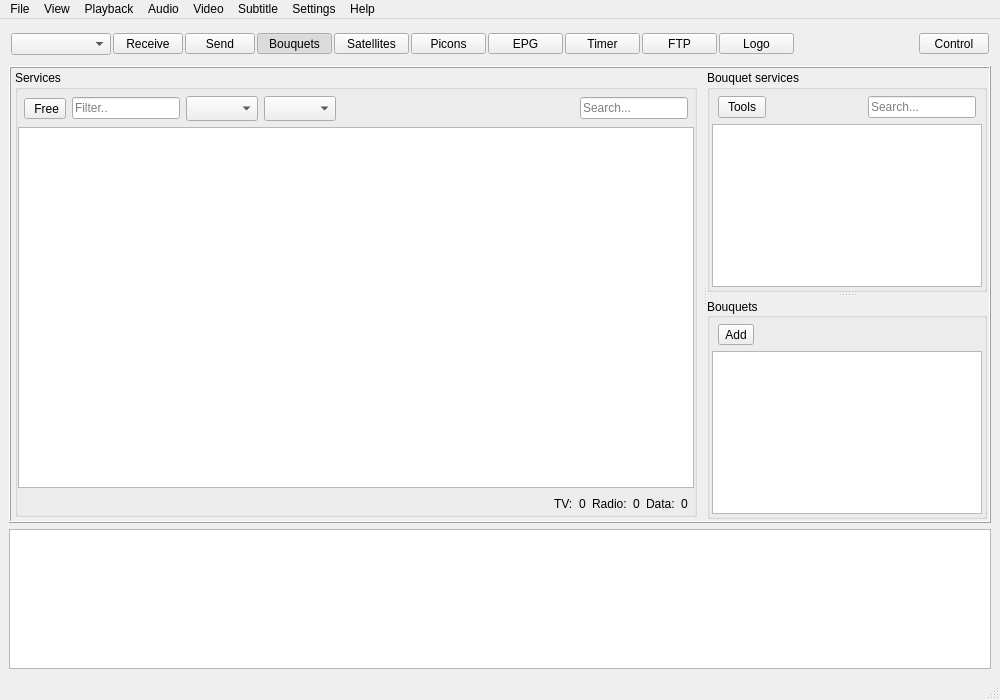
First picture: the form in app/ui/res/main.ui, repository DYefremov/E2Toolkit, before the edit.
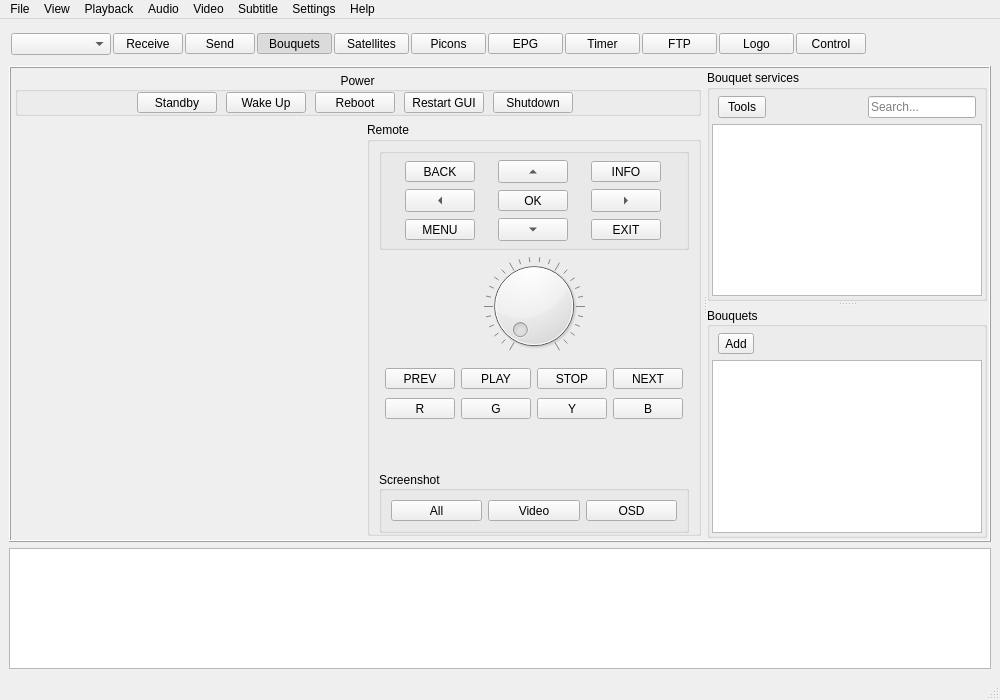
Second picture: the form after the edit. The open tabs and pages were chosen to show the change. Icons and pictures are not drawn.

Commit message: added control page

```diff
--- a/app/ui/res/main.ui
+++ b/app/ui/res/main.ui
@@ -324,32 +324,6 @@
           </property>
          </widget>
         </item>
-        <item>
-         <spacer name="tool_bar_extra_spacer">
-          <property name="orientation">
-           <enum>Qt::Horizontal</enum>
-          </property>
-          <property name="sizeHint" stdset="0">
-           <size>
-            <width>40</width>
-            <height>20</height>
-           </size>
-          </property>
-         </spacer>
-        </item>
-        <item>
-         <spacer name="tool_bar_spacer_right">
-          <property name="orientation">
-           <enum>Qt::Horizontal</enum>
-          </property>
-          <property name="sizeHint" stdset="0">
-           <size>
-            <width>170</width>
-            <height>20</height>
-           </size>
-          </property>
-         </spacer>
-        </item>
         <item>
          <widget class="QToolButton" name="control_tool_button">
           <property name="minimumSize">
@@ -364,8 +338,37 @@
           <property name="checkable">
            <bool>true</bool>
           </property>
+          <property name="autoExclusive">
+           <bool>true</bool>
+          </property>
          </widget>
         </item>
+        <item>
+         <spacer name="tool_bar_extra_spacer">
+          <property name="orientation">
+           <enum>Qt::Horizontal</enum>
+          </property>
+          <property name="sizeHint" stdset="0">
+           <size>
+            <width>40</width>
+            <height>20</height>
+           </size>
+          </property>
+         </spacer>
+        </item>
+        <item>
+         <spacer name="tool_bar_spacer_right">
+          <property name="orientation">
+           <enum>Qt::Horizontal</enum>
+          </property>
+          <property name="sizeHint" stdset="0">
+           <size>
+            <width>170</width>
+            <height>20</height>
+           </size>
+          </property>
+         </spacer>
+        </item>
        </layout>
       </item>
      </layout>
@@ -404,7 +407,7 @@
            </sizepolicy>
           </property>
           <property name="currentIndex">
-           <number>0</number>
+           <number>8</number>
           </property>
           <widget class="QWidget" name="bouquet_page">
            <layout class="QGridLayout" name="bouquets_page_layout">
@@ -1004,7 +1007,7 @@
                <item row="0" column="0">
                 <widget class="QStackedWidget" name="picons_stacked_widget">
                  <property name="currentIndex">
-                  <number>0</number>
+                  <number>1</number>
                  </property>
                  <widget class="QWidget" name="picon_explorer_page">
                   <layout class="QGridLayout" name="picon_explorer_layout">
@@ -1412,18 +1415,24 @@
                </property>
                <item>
                 <widget class="QGroupBox" name="timer_edit_box">
+                 <property name="sizePolicy">
+                  <sizepolicy hsizetype="Fixed" vsizetype="Preferred">
+                   <horstretch>0</horstretch>
+                   <verstretch>0</verstretch>
+                  </sizepolicy>
+                 </property>
                  <layout class="QFormLayout" name="timer_edit_gruop_box">
                   <property name="leftMargin">
                    <number>9</number>
                   </property>
                   <property name="topMargin">
-                   <number>0</number>
+                   <number>9</number>
                   </property>
                   <property name="rightMargin">
                    <number>9</number>
                   </property>
                   <property name="bottomMargin">
-                   <number>0</number>
+                   <number>9</number>
                   </property>
                   <item row="0" column="1">
                    <widget class="QWidget" name="timer_enable_widget" native="true">
@@ -1435,7 +1444,7 @@
                       <number>0</number>
                      </property>
                      <property name="rightMargin">
-                      <number>20</number>
+                      <number>0</number>
                      </property>
                      <property name="bottomMargin">
                       <number>0</number>
@@ -1964,6 +1973,616 @@
            </layout>
           </widget>
           <widget class="QWidget" name="logo_page"/>
+          <widget class="QWidget" name="control_page">
+           <layout class="QGridLayout" name="control_page_layout">
+            <property name="leftMargin">
+             <number>2</number>
+            </property>
+            <property name="topMargin">
+             <number>2</number>
+            </property>
+            <property name="rightMargin">
+             <number>2</number>
+            </property>
+            <property name="bottomMargin">
+             <number>2</number>
+            </property>
+            <item row="0" column="0">
+             <layout class="QVBoxLayout" name="control_main_layout">
+              <item>
+               <widget class="QGroupBox" name="power_control_box">
+                <property name="sizePolicy">
+                 <sizepolicy hsizetype="Expanding" vsizetype="Preferred">
+                  <horstretch>0</horstretch>
+                  <verstretch>0</verstretch>
+                 </sizepolicy>
+                </property>
+                <property name="layoutDirection">
+                 <enum>Qt::LeftToRight</enum>
+                </property>
+                <property name="inputMethodHints">
+                 <set>Qt::ImhPreferLowercase</set>
+                </property>
+                <property name="title">
+                 <string>Power</string>
+                </property>
+                <property name="alignment">
+                 <set>Qt::AlignCenter</set>
+                </property>
+                <layout class="QHBoxLayout" name="power_box_layout">
+                 <property name="spacing">
+                  <number>9</number>
+                 </property>
+                 <property name="leftMargin">
+                  <number>9</number>
+                 </property>
+                 <property name="topMargin">
+                  <number>0</number>
+                 </property>
+                 <property name="rightMargin">
+                  <number>16</number>
+                 </property>
+                 <property name="bottomMargin">
+                  <number>0</number>
+                 </property>
+                 <item>
+                  <spacer name="power_control_left_spacer">
+                   <property name="orientation">
+                    <enum>Qt::Horizontal</enum>
+                   </property>
+                   <property name="sizeHint" stdset="0">
+                    <size>
+                     <width>40</width>
+                     <height>20</height>
+                    </size>
+                   </property>
+                  </spacer>
+                 </item>
+                 <item>
+                  <widget class="QToolButton" name="power_standby_button">
+                   <property name="minimumSize">
+                    <size>
+                     <width>80</width>
+                     <height>0</height>
+                    </size>
+                   </property>
+                   <property name="text">
+                    <string>Standby</string>
+                   </property>
+                  </widget>
+                 </item>
+                 <item>
+                  <widget class="QToolButton" name="power_wake_up_button">
+                   <property name="minimumSize">
+                    <size>
+                     <width>80</width>
+                     <height>0</height>
+                    </size>
+                   </property>
+                   <property name="text">
+                    <string>Wake Up</string>
+                   </property>
+                  </widget>
+                 </item>
+                 <item>
+                  <widget class="QToolButton" name="power_reboot_button">
+                   <property name="minimumSize">
+                    <size>
+                     <width>80</width>
+                     <height>0</height>
+                    </size>
+                   </property>
+                   <property name="text">
+                    <string>Reboot</string>
+                   </property>
+                  </widget>
+                 </item>
+                 <item>
+                  <widget class="QToolButton" name="power_restart_gui_button">
+                   <property name="minimumSize">
+                    <size>
+                     <width>80</width>
+                     <height>0</height>
+                    </size>
+                   </property>
+                   <property name="text">
+                    <string>Restart GUI</string>
+                   </property>
+                  </widget>
+                 </item>
+                 <item>
+                  <widget class="QToolButton" name="power_shutdown_button">
+                   <property name="minimumSize">
+                    <size>
+                     <width>80</width>
+                     <height>0</height>
+                    </size>
+                   </property>
+                   <property name="text">
+                    <string>Shutdown</string>
+                   </property>
+                  </widget>
+                 </item>
+                 <item>
+                  <spacer name="power_control_right_spacer">
+                   <property name="orientation">
+                    <enum>Qt::Horizontal</enum>
+                   </property>
+                   <property name="sizeHint" stdset="0">
+                    <size>
+                     <width>40</width>
+                     <height>20</height>
+                    </size>
+                   </property>
+                  </spacer>
+                 </item>
+                </layout>
+               </widget>
+              </item>
+              <item>
+               <layout class="QHBoxLayout" name="control_horizontal_layout">
+                <item>
+                 <widget class="QStackedWidget" name="control_stacked_widget">
+                  <widget class="QWidget" name="control_info_page"/>
+                  <widget class="QWidget" name="control_screenshot_page"/>
+                 </widget>
+                </item>
+                <item>
+                 <widget class="QGroupBox" name="remote_controller_box">
+                  <property name="sizePolicy">
+                   <sizepolicy hsizetype="Fixed" vsizetype="Preferred">
+                    <horstretch>0</horstretch>
+                    <verstretch>0</verstretch>
+                   </sizepolicy>
+                  </property>
+                  <property name="title">
+                   <string>Remote</string>
+                  </property>
+                  <layout class="QVBoxLayout" name="remote_controller_layout">
+                   <property name="leftMargin">
+                    <number>9</number>
+                   </property>
+                   <property name="topMargin">
+                    <number>6</number>
+                   </property>
+                   <property name="rightMargin">
+                    <number>9</number>
+                   </property>
+                   <property name="bottomMargin">
+                    <number>0</number>
+                   </property>
+                   <item>
+                    <widget class="QGroupBox" name="center_control_buttons_box">
+                     <layout class="QGridLayout" name="center_control_buttons_layout">
+                      <property name="leftMargin">
+                       <number>6</number>
+                      </property>
+                      <property name="topMargin">
+                       <number>6</number>
+                      </property>
+                      <property name="rightMargin">
+                       <number>6</number>
+                      </property>
+                      <property name="bottomMargin">
+                       <number>6</number>
+                      </property>
+                      <item row="2" column="1">
+                       <widget class="QToolButton" name="control_down_button">
+                        <property name="sizePolicy">
+                         <sizepolicy hsizetype="Fixed" vsizetype="Fixed">
+                          <horstretch>0</horstretch>
+                          <verstretch>0</verstretch>
+                         </sizepolicy>
+                        </property>
+                        <property name="minimumSize">
+                         <size>
+                          <width>70</width>
+                          <height>0</height>
+                         </size>
+                        </property>
+                        <property name="text">
+                         <string>...</string>
+                        </property>
+                        <property name="arrowType">
+                         <enum>Qt::DownArrow</enum>
+                        </property>
+                       </widget>
+                      </item>
+                      <item row="1" column="0">
+                       <widget class="QToolButton" name="control_left_button">
+                        <property name="minimumSize">
+                         <size>
+                          <width>70</width>
+                          <height>0</height>
+                         </size>
+                        </property>
+                        <property name="text">
+                         <string/>
+                        </property>
+                        <property name="arrowType">
+                         <enum>Qt::LeftArrow</enum>
+                        </property>
+                       </widget>
+                      </item>
+                      <item row="2" column="0">
+                       <widget class="QToolButton" name="control_menu_button">
+                        <property name="minimumSize">
+                         <size>
+                          <width>70</width>
+                          <height>0</height>
+                         </size>
+                        </property>
+                        <property name="toolTip">
+                         <string notr="true"/>
+                        </property>
+                        <property name="text">
+                         <string notr="true">MENU</string>
+                        </property>
+                       </widget>
+                      </item>
+                      <item row="1" column="1">
+                       <widget class="QToolButton" name="control_ok_button">
+                        <property name="sizePolicy">
+                         <sizepolicy hsizetype="Fixed" vsizetype="Fixed">
+                          <horstretch>0</horstretch>
+                          <verstretch>0</verstretch>
+                         </sizepolicy>
+                        </property>
+                        <property name="minimumSize">
+                         <size>
+                          <width>70</width>
+                          <height>0</height>
+                         </size>
+                        </property>
+                        <property name="text">
+                         <string>OK</string>
+                        </property>
+                       </widget>
+                      </item>
+                      <item row="2" column="2">
+                       <widget class="QToolButton" name="control_exit_button">
+                        <property name="sizePolicy">
+                         <sizepolicy hsizetype="Fixed" vsizetype="Fixed">
+                          <horstretch>0</horstretch>
+                          <verstretch>0</verstretch>
+                         </sizepolicy>
+                        </property>
+                        <property name="minimumSize">
+                         <size>
+                          <width>70</width>
+                          <height>0</height>
+                         </size>
+                        </property>
+                        <property name="toolTip">
+                         <string notr="true"/>
+                        </property>
+                        <property name="text">
+                         <string notr="true">EXIT</string>
+                        </property>
+                       </widget>
+                      </item>
+                      <item row="0" column="0">
+                       <widget class="QToolButton" name="control_back_button">
+                        <property name="minimumSize">
+                         <size>
+                          <width>70</width>
+                          <height>0</height>
+                         </size>
+                        </property>
+                        <property name="toolTip">
+                         <string notr="true"/>
+                        </property>
+                        <property name="text">
+                         <string notr="true">BACK</string>
+                        </property>
+                       </widget>
+                      </item>
+                      <item row="0" column="2">
+                       <widget class="QToolButton" name="control_info_button">
+                        <property name="minimumSize">
+                         <size>
+                          <width>70</width>
+                          <height>0</height>
+                         </size>
+                        </property>
+                        <property name="toolTip">
+                         <string notr="true"/>
+                        </property>
+                        <property name="text">
+                         <string notr="true">INFO</string>
+                        </property>
+                       </widget>
+                      </item>
+                      <item row="1" column="2">
+                       <widget class="QToolButton" name="control_right_button">
+                        <property name="minimumSize">
+                         <size>
+                          <width>70</width>
+                          <height>0</height>
+                         </size>
+                        </property>
+                        <property name="text">
+                         <string/>
+                        </property>
+                        <property name="arrowType">
+                         <enum>Qt::RightArrow</enum>
+                        </property>
+                       </widget>
+                      </item>
+                      <item row="0" column="1">
+                       <widget class="QToolButton" name="control_up_button">
+                        <property name="sizePolicy">
+                         <sizepolicy hsizetype="Fixed" vsizetype="Fixed">
+                          <horstretch>0</horstretch>
+                          <verstretch>0</verstretch>
+                         </sizepolicy>
+                        </property>
+                        <property name="minimumSize">
+                         <size>
+                          <width>70</width>
+                          <height>0</height>
+                         </size>
+                        </property>
+                        <property name="text">
+                         <string>...</string>
+                        </property>
+                        <property name="arrowType">
+                         <enum>Qt::UpArrow</enum>
+                        </property>
+                       </widget>
+                      </item>
+                     </layout>
+                    </widget>
+                   </item>
+                   <item>
+                    <widget class="QDial" name="control_volume_dial">
+                     <property name="toolTip">
+                      <string>Volume</string>
+                     </property>
+                     <property name="tracking">
+                      <bool>true</bool>
+                     </property>
+                     <property name="invertedAppearance">
+                      <bool>false</bool>
+                     </property>
+                     <property name="invertedControls">
+                      <bool>false</bool>
+                     </property>
+                     <property name="notchesVisible">
+                      <bool>true</bool>
+                     </property>
+                    </widget>
+                   </item>
+                   <item>
+                    <layout class="QGridLayout" name="media_extra_control_layout">
+                     <property name="leftMargin">
+                      <number>6</number>
+                     </property>
+                     <property name="topMargin">
+                      <number>6</number>
+                     </property>
+                     <property name="rightMargin">
+                      <number>6</number>
+                     </property>
+                     <property name="bottomMargin">
+                      <number>6</number>
+                     </property>
+                     <property name="verticalSpacing">
+                      <number>9</number>
+                     </property>
+                     <item row="0" column="1">
+                      <widget class="QToolButton" name="media_play_button">
+                       <property name="minimumSize">
+                        <size>
+                         <width>70</width>
+                         <height>0</height>
+                        </size>
+                       </property>
+                       <property name="text">
+                        <string>PLAY</string>
+                       </property>
+                       <property name="icon">
+                        <iconset theme="media-playback-start">
+                         <normaloff>.</normaloff>.</iconset>
+                       </property>
+                      </widget>
+                     </item>
+                     <item row="0" column="2">
+                      <widget class="QToolButton" name="media_stop_button">
+                       <property name="minimumSize">
+                        <size>
+                         <width>70</width>
+                         <height>0</height>
+                        </size>
+                       </property>
+                       <property name="text">
+                        <string>STOP</string>
+                       </property>
+                       <property name="icon">
+                        <iconset theme="media-playback-stop">
+                         <normaloff>.</normaloff>.</iconset>
+                       </property>
+                      </widget>
+                     </item>
+                     <item row="0" column="0">
+                      <widget class="QToolButton" name="media_prev_button">
+                       <property name="minimumSize">
+                        <size>
+                         <width>70</width>
+                         <height>0</height>
+                        </size>
+                       </property>
+                       <property name="text">
+                        <string>PREV</string>
+                       </property>
+                       <property name="icon">
+                        <iconset theme="media-skip-backward">
+                         <normaloff>.</normaloff>.</iconset>
+                       </property>
+                      </widget>
+                     </item>
+                     <item row="0" column="3">
+                      <widget class="QToolButton" name="media_next_button">
+                       <property name="minimumSize">
+                        <size>
+                         <width>70</width>
+                         <height>0</height>
+                        </size>
+                       </property>
+                       <property name="text">
+                        <string>NEXT</string>
+                       </property>
+                       <property name="icon">
+                        <iconset theme="media-skip-forward">
+                         <normaloff>.</normaloff>.</iconset>
+                       </property>
+                      </widget>
+                     </item>
+                     <item row="1" column="0">
+                      <widget class="QToolButton" name="red_button">
+                       <property name="minimumSize">
+                        <size>
+                         <width>70</width>
+                         <height>0</height>
+                        </size>
+                       </property>
+                       <property name="autoFillBackground">
+                        <bool>false</bool>
+                       </property>
+                       <property name="text">
+                        <string notr="true">R</string>
+                       </property>
+                      </widget>
+                     </item>
+                     <item row="1" column="2">
+                      <widget class="QToolButton" name="yellow_button">
+                       <property name="minimumSize">
+                        <size>
+                         <width>70</width>
+                         <height>0</height>
+                        </size>
+                       </property>
+                       <property name="text">
+                        <string notr="true">Y</string>
+                       </property>
+                      </widget>
+                     </item>
+                     <item row="1" column="1">
+                      <widget class="QToolButton" name="green_button">
+                       <property name="minimumSize">
+                        <size>
+                         <width>70</width>
+                         <height>0</height>
+                        </size>
+                       </property>
+                       <property name="text">
+                        <string notr="true">G</string>
+                       </property>
+                      </widget>
+                     </item>
+                     <item row="1" column="3">
+                      <widget class="QToolButton" name="blue_button">
+                       <property name="minimumSize">
+                        <size>
+                         <width>70</width>
+                         <height>0</height>
+                        </size>
+                       </property>
+                       <property name="autoFillBackground">
+                        <bool>false</bool>
+                       </property>
+                       <property name="text">
+                        <string notr="true">B</string>
+                       </property>
+                      </widget>
+                     </item>
+                    </layout>
+                   </item>
+                   <item>
+                    <spacer name="control_bottom_spacer">
+                     <property name="orientation">
+                      <enum>Qt::Vertical</enum>
+                     </property>
+                     <property name="sizeHint" stdset="0">
+                      <size>
+                       <width>20</width>
+                       <height>40</height>
+                      </size>
+                     </property>
+                    </spacer>
+                   </item>
+                   <item>
+                    <widget class="QGroupBox" name="screenshot_control_box">
+                     <property name="title">
+                      <string>Screenshot</string>
+                     </property>
+                     <property name="alignment">
+                      <set>Qt::AlignLeading|Qt::AlignLeft|Qt::AlignVCenter</set>
+                     </property>
+                     <layout class="QHBoxLayout" name="screenshot_control_layout">
+                      <property name="leftMargin">
+                       <number>9</number>
+                      </property>
+                      <property name="topMargin">
+                       <number>9</number>
+                      </property>
+                      <property name="rightMargin">
+                       <number>9</number>
+                      </property>
+                      <property name="bottomMargin">
+                       <number>9</number>
+                      </property>
+                      <item>
+                       <widget class="QToolButton" name="screenshot_all_button">
+                        <property name="sizePolicy">
+                         <sizepolicy hsizetype="Preferred" vsizetype="Fixed">
+                          <horstretch>0</horstretch>
+                          <verstretch>0</verstretch>
+                         </sizepolicy>
+                        </property>
+                        <property name="text">
+                         <string>All</string>
+                        </property>
+                       </widget>
+                      </item>
+                      <item>
+                       <widget class="QToolButton" name="screenshot_video_button">
+                        <property name="sizePolicy">
+                         <sizepolicy hsizetype="Preferred" vsizetype="Fixed">
+                          <horstretch>0</horstretch>
+                          <verstretch>0</verstretch>
+                         </sizepolicy>
+                        </property>
+                        <property name="text">
+                         <string>Video</string>
+                        </property>
+                       </widget>
+                      </item>
+                      <item>
+                       <widget class="QToolButton" name="screenshot_osd_button">
+                        <property name="sizePolicy">
+                         <sizepolicy hsizetype="Preferred" vsizetype="Fixed">
+                          <horstretch>0</horstretch>
+                          <verstretch>0</verstretch>
+                         </sizepolicy>
+                        </property>
+                        <property name="text">
+                         <string>OSD</string>
+                        </property>
+                       </widget>
+                      </item>
+                     </layout>
+                    </widget>
+                   </item>
+                  </layout>
+                 </widget>
+                </item>
+               </layout>
+              </item>
+             </layout>
+            </item>
+           </layout>
+          </widget>
          </widget>
          <widget class="QSplitter" name="fav_splitter">
           <property name="sizePolicy">
@@ -2230,6 +2849,9 @@
     <addaction name="open_action"/>
     <addaction name="extract_action"/>
     <addaction name="separator"/>
+    <addaction name="save_action"/>
+    <addaction name="save_as_action"/>
+    <addaction name="separator"/>
     <addaction name="exit_action"/>
    </widget>
    <widget class="QMenu" name="help_menu">
@@ -2272,7 +2894,6 @@
      <addaction name="picons_action"/>
      <addaction name="epg_action"/>
      <addaction name="timer_action"/>
-     <addaction name="ftp_action"/>
      <addaction name="logo_action"/>
     </widget>
     <addaction name="log_action"/>
@@ -2496,17 +3117,6 @@
     <string>Timer</string>
    </property>
   </action>
-  <action name="ftp_action">
-   <property name="checkable">
-    <bool>true</bool>
-   </property>
-   <property name="enabled">
-    <bool>false</bool>
-   </property>
-   <property name="text">
-    <string>FTP</string>
-   </property>
-  </action>
   <action name="logo_action">
    <property name="checkable">
     <bool>true</bool>
@@ -2566,9 +3176,22 @@
     <string>Close Playback</string>
    </property>
   </action>
-  <action name="actionda">
+  <action name="save_action">
+   <property name="icon">
+    <iconset theme="document-save">
+     <normaloff>.</normaloff>.</iconset>
+   </property>
    <property name="text">
-    <string>da</string>
+    <string>Save</string>
+   </property>
+  </action>
+  <action name="save_as_action">
+   <property name="icon">
+    <iconset theme="document-save-as">
+     <normaloff>.</normaloff>.</iconset>
+   </property>
+   <property name="text">
+    <string>Save As...</string>
    </property>
   </action>
  </widget>
```
Left out of the diff: 16 changed lines with no effect on the pictures. The commit also changes 1 other file.
